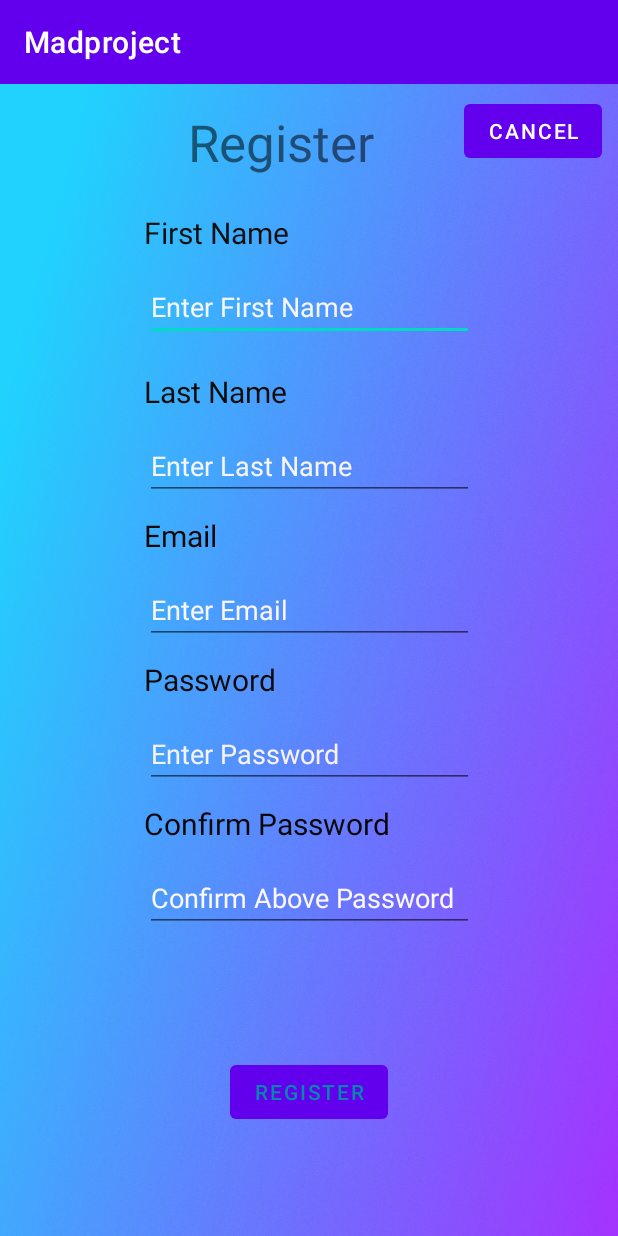
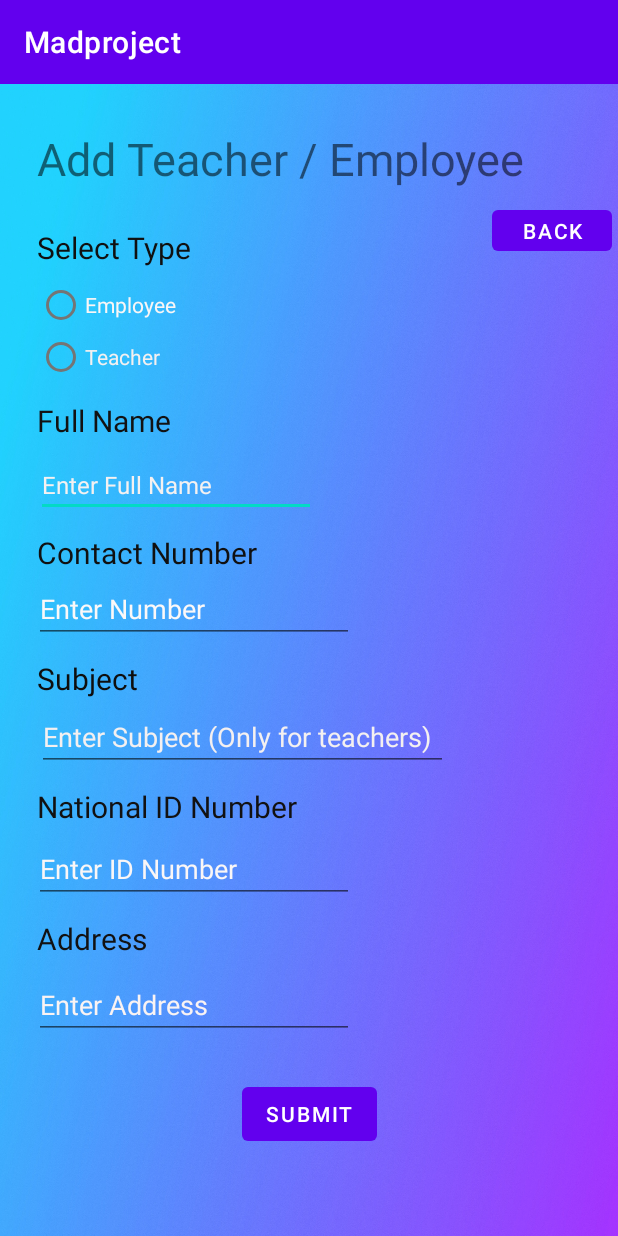
Before and after one commit to IT19967080/MobileApplicationProject, an Android app: the screen it shows after launch (Registration_page before the commit, Add_Teacher after it), on a phone screen of 412 x 824 dp. Run offline under Robolectric (Android 15) with nearby library versions, the phone set to English and light mode, and no system bars.

Commit message:
after add teacher

```diff
--- /dev/null
+++ b/app/src/main/java/com/example/madproject/Add_Teacher.java
@@ -0,0 +1,14 @@
+package com.example.madproject;
+
+import androidx.appcompat.app.AppCompatActivity;
+
+import android.os.Bundle;
+
+public class Add_Teacher extends AppCompatActivity {
+
+    @Override
+    protected void onCreate(Bundle savedInstanceState) {
+        super.onCreate(savedInstanceState);
+        setContentView(R.layout.activity_add_teacher);
+    }
+}
--- /dev/null
+++ b/app/src/main/res/layout/activity_add_teacher.xml
@@ -0,0 +1,271 @@
+<?xml version="1.0" encoding="utf-8"?>
+<androidx.constraintlayout.widget.ConstraintLayout xmlns:android="http://schemas.android.com/apk/res/android"
+    xmlns:app="http://schemas.android.com/apk/res-auto"
+    xmlns:tools="http://schemas.android.com/tools"
+    android:id="@+id/ph_kNum"
+    android:layout_width="match_parent"
+    android:layout_height="match_parent"
+    android:background="@drawable/backgroundreg"
+    tools:context=".Add_Teacher">
+
+    <TextView
+        android:id="@+id/tv_kadd"
+        android:layout_width="362dp"
+        android:layout_height="56dp"
+        android:layout_marginTop="29dp"
+        android:text="Add Teacher / Employee"
+        android:textSize="30sp"
+        app:layout_constraintEnd_toEndOf="parent"
+        app:layout_constraintHorizontal_bias="0.489"
+        app:layout_constraintStart_toStartOf="parent"
+        app:layout_constraintTop_toTopOf="parent" />
+
+    <RadioGroup
+        android:id="@+id/rg_TeacherEmp"
+        android:layout_width="211dp"
+        android:layout_height="70dp"
+        android:layout_marginStart="24dp"
+        android:layout_marginLeft="24dp"
+        android:layout_marginTop="5dp"
+        android:layout_marginEnd="176dp"
+        android:layout_marginRight="176dp"
+        app:layout_constraintEnd_toEndOf="parent"
+        app:layout_constraintStart_toStartOf="parent"
+        app:layout_constraintTop_toBottomOf="@+id/tv_ktype">
+
+        <RadioButton
+            android:id="@+id/rb_Employee"
+            android:layout_width="match_parent"
+            android:layout_height="33dp"
+            android:text="Employee"
+            android:textColor="#FAF6F6" />
+
+        <RadioButton
+            android:id="@+id/rb_teacher"
+            android:layout_width="match_parent"
+            android:layout_height="36dp"
+            android:text="Teacher"
+            android:textColor="#F4F0F0" />
+
+    </RadioGroup>
+
+    <TextView
+        android:id="@+id/tv_ktype"
+        android:layout_width="114dp"
+        android:layout_height="30dp"
+        android:layout_marginStart="24dp"
+        android:layout_marginLeft="24dp"
+        android:layout_marginTop="10dp"
+        android:layout_marginEnd="273dp"
+        android:layout_marginRight="273dp"
+        android:text="Select Type"
+        android:textColor="#101010"
+        android:textSize="20sp"
+        app:layout_constraintEnd_toEndOf="parent"
+        app:layout_constraintStart_toStartOf="parent"
+        app:layout_constraintTop_toBottomOf="@+id/tv_kadd" />
+
+    <TextView
+        android:id="@+id/tv_kaddName"
+        android:layout_width="114dp"
+        android:layout_height="30dp"
+        android:layout_marginStart="24dp"
+        android:layout_marginLeft="24dp"
+        android:layout_marginTop="10dp"
+        android:layout_marginEnd="273dp"
+        android:layout_marginRight="273dp"
+        android:text="Full Name"
+        android:textColor="#121212"
+        android:textSize="20sp"
+        app:layout_constraintEnd_toEndOf="parent"
+        app:layout_constraintStart_toStartOf="parent"
+        app:layout_constraintTop_toBottomOf="@+id/rg_TeacherEmp" />
+
+    <EditText
+        android:id="@+id/pt_kFullName"
+        android:layout_width="wrap_content"
+        android:layout_height="wrap_content"
+        android:layout_marginStart="24dp"
+        android:layout_marginLeft="24dp"
+        android:layout_marginTop="5dp"
+        android:layout_marginEnd="177dp"
+        android:layout_marginRight="177dp"
+        android:ems="10"
+        android:hint="@string/pt_kFullName"
+        android:inputType="textPersonName"
+        android:text="Enter Full Name"
+        android:textColor="#F4F1F1"
+        android:textSize="16sp"
+        app:layout_constraintEnd_toEndOf="parent"
+        app:layout_constraintHorizontal_bias="0.0"
+        app:layout_constraintStart_toStartOf="parent"
+        app:layout_constraintTop_toBottomOf="@+id/tv_kaddName" />
+
+    <TextView
+        android:id="@+id/tv_kContact"
+        android:layout_width="227dp"
+        android:layout_height="23dp"
+        android:layout_marginStart="24dp"
+        android:layout_marginLeft="24dp"
+        android:layout_marginTop="10dp"
+        android:layout_marginEnd="160dp"
+        android:layout_marginRight="160dp"
+        android:text="Contact Number"
+        android:textColor="#101010"
+        android:textSize="20sp"
+        app:layout_constraintEnd_toEndOf="parent"
+        app:layout_constraintStart_toStartOf="parent"
+        app:layout_constraintTop_toBottomOf="@+id/pt_kFullName" />
+
+    <EditText
+        android:id="@+id/pt_mobNum"
+        android:layout_width="wrap_content"
+        android:layout_height="wrap_content"
+        android:layout_marginStart="24dp"
+        android:layout_marginLeft="24dp"
+        android:layout_marginTop="5dp"
+        android:layout_marginEnd="177dp"
+        android:layout_marginRight="177dp"
+        android:ems="10"
+        android:hint="@string/pt_mobNum"
+        android:inputType="textPersonName"
+        android:text="Enter Number"
+        android:textColor="#FBF8F8"
+        app:layout_constraintEnd_toEndOf="parent"
+        app:layout_constraintStart_toStartOf="parent"
+        app:layout_constraintTop_toBottomOf="@+id/tv_kContact" />
+
+    <TextView
+        android:id="@+id/tv_ksubject"
+        android:layout_width="114dp"
+        android:layout_height="30dp"
+        android:layout_marginStart="24dp"
+        android:layout_marginLeft="24dp"
+        android:layout_marginTop="10dp"
+        android:layout_marginEnd="273dp"
+        android:layout_marginRight="273dp"
+        android:text="Subject"
+        android:textColor="#0E0E0E"
+        android:textSize="20sp"
+        app:layout_constraintEnd_toEndOf="parent"
+        app:layout_constraintStart_toStartOf="parent"
+        app:layout_constraintTop_toBottomOf="@+id/pt_mobNum" />
+
+    <EditText
+        android:id="@+id/pt_ksubject"
+        android:layout_width="274dp"
+        android:layout_height="40dp"
+        android:layout_marginStart="24dp"
+        android:layout_marginLeft="24dp"
+        android:layout_marginTop="5dp"
+        android:layout_marginEnd="113dp"
+        android:layout_marginRight="113dp"
+        android:ems="10"
+        android:hint="@string/pt_ksubject"
+        android:inputType="textPersonName"
+        android:text="Enter Subject (Only for teachers)"
+        android:textColor="#F4F0F0"
+        app:layout_constraintEnd_toEndOf="parent"
+        app:layout_constraintStart_toStartOf="parent"
+        app:layout_constraintTop_toBottomOf="@+id/tv_ksubject" />
+
+    <TextView
+        android:id="@+id/tv_idCard"
+        android:layout_width="192dp"
+        android:layout_height="0dp"
+        android:layout_marginStart="24dp"
+        android:layout_marginLeft="24dp"
+        android:layout_marginTop="10dp"
+        android:layout_marginEnd="195dp"
+        android:layout_marginRight="195dp"
+        android:text="National ID Number"
+        android:textColor="#121111"
+        android:textSize="20sp"
+        app:layout_constraintEnd_toEndOf="parent"
+        app:layout_constraintStart_toStartOf="parent"
+        app:layout_constraintTop_toBottomOf="@+id/pt_ksubject" />
+
+    <EditText
+        android:id="@+id/pt_kidcard"
+        android:layout_width="wrap_content"
+        android:layout_height="wrap_content"
+        android:layout_marginStart="24dp"
+        android:layout_marginLeft="24dp"
+        android:layout_marginTop="5dp"
+        android:layout_marginEnd="177dp"
+        android:layout_marginRight="177dp"
+        android:ems="10"
+        android:hint="@string/pt_kidcard"
+        android:inputType="textPersonName"
+        android:text="Enter ID Number"
+        android:textColor="#FAF6F6"
+        app:layout_constraintEnd_toEndOf="parent"
+        app:layout_constraintStart_toStartOf="parent"
+        app:layout_constraintTop_toBottomOf="@+id/tv_idCard" />
+
+    <TextView
+        android:id="@+id/tv_kaddress"
+        android:layout_width="114dp"
+        android:layout_height="30dp"
+        android:layout_marginStart="24dp"
+        android:layout_marginLeft="24dp"
+        android:layout_marginTop="10dp"
+        android:layout_marginEnd="273dp"
+        android:layout_marginRight="273dp"
+        android:text="Address"
+        android:textColor="#121111"
+        android:textSize="20sp"
+        app:layout_constraintEnd_toEndOf="parent"
+        app:layout_constraintStart_toStartOf="parent"
+        app:layout_constraintTop_toBottomOf="@+id/pt_kidcard" />
+
+    <EditText
+        android:id="@+id/pt_kaddress"
+        android:layout_width="wrap_content"
+        android:layout_height="wrap_content"
+        android:layout_marginStart="24dp"
+        android:layout_marginLeft="24dp"
+        android:layout_marginTop="5dp"
+        android:layout_marginEnd="178dp"
+        android:layout_marginRight="178dp"
+        android:ems="10"
+        android:hint="@string/pt_kaddress"
+        android:inputType="textPersonName"
+        android:text="Enter Address"
+        android:textColor="#FAF3F3"
+        app:layout_constraintEnd_toEndOf="parent"
+        app:layout_constraintStart_toStartOf="parent"
+        app:layout_constraintTop_toBottomOf="@+id/tv_kaddress" />
+
+    <Button
+        android:id="@+id/btn_ksubmit"
+        android:layout_width="wrap_content"
+        android:layout_height="wrap_content"
+        android:layout_marginTop="10dp"
+        android:layout_marginBottom="41dp"
+        android:hint="@string/btn_ksubmit"
+        android:text="Submit"
+        app:layout_constraintBottom_toBottomOf="parent"
+        app:layout_constraintEnd_toEndOf="parent"
+        app:layout_constraintHorizontal_bias="0.5"
+        app:layout_constraintStart_toStartOf="parent"
+        app:layout_constraintTop_toBottomOf="@+id/pt_kaddress" />
+
+    <Button
+        android:id="@+id/btn_kback2"
+        android:layout_width="80dp"
+        android:layout_height="39dp"
+        android:layout_marginStart="200dp"
+        android:layout_marginLeft="200dp"
+        android:layout_marginTop="70dp"
+        android:layout_marginEnd="15dp"
+        android:layout_marginRight="15dp"
+        android:layout_marginBottom="5dp"
+        android:hint="@string/btn_kback2"
+        android:text="Back"
+        app:layout_constraintBottom_toTopOf="@+id/rg_TeacherEmp"
+        app:layout_constraintEnd_toEndOf="parent"
+        app:layout_constraintStart_toEndOf="@+id/tv_ktype"
+        app:layout_constraintTop_toTopOf="parent" />
+
+</androidx.constraintlayout.widget.ConstraintLayout>
--- a/app/src/main/res/layout/activity_registration_page.xml
+++ b/app/src/main/res/layout/activity_registration_page.xml
@@ -90,7 +90,7 @@
         android:id="@+id/btn_kregister"
         android:layout_width="wrap_content"
         android:layout_height="wrap_content"
-        android:layout_marginTop="30dp"
+        android:layout_marginTop="20dp"
         android:layout_marginBottom="20dp"
         android:hint="@string/btn_kregister"
         android:text="Register"
--- a/app/src/main/res/layout/activity_teacher_management.xml
+++ b/app/src/main/res/layout/activity_teacher_management.xml
@@ -5,6 +5,7 @@
     android:id="@+id/btn_kview"
     android:layout_width="match_parent"
     android:layout_height="match_parent"
+    android:background="#FFFDFD"
     tools:context="@string/btn_kbutton2">
 
     <TextView
--- a/app/src/main/res/values/strings.xml
+++ b/app/src/main/res/values/strings.xml
@@ -30,4 +30,12 @@
     <string name="pt_kpwd3">Password</string>
     <string name="pt_kcompwd2">Confirm Password</string>
     <string name="btn_kcancel1">Cancel</string>
+    <string name="pt_kFullName">Full Name</string>
+    <string name="ph_num">Enter Number</string>
+    <string name="pt_mobNum">Enter Number</string>
+    <string name="pt_ksubject">Enter Subject</string>
+    <string name="pt_kidcard">Enter Number</string>
+    <string name="pt_kaddress">Enter Address</string>
+    <string name="btn_ksubmit">Submit</string>
+    <string name="btn_kback2">Back</string>
 </resources>
```
Also changed, not shown: app/src/main/AndroidManifest.xml (+6 -3 lines).
